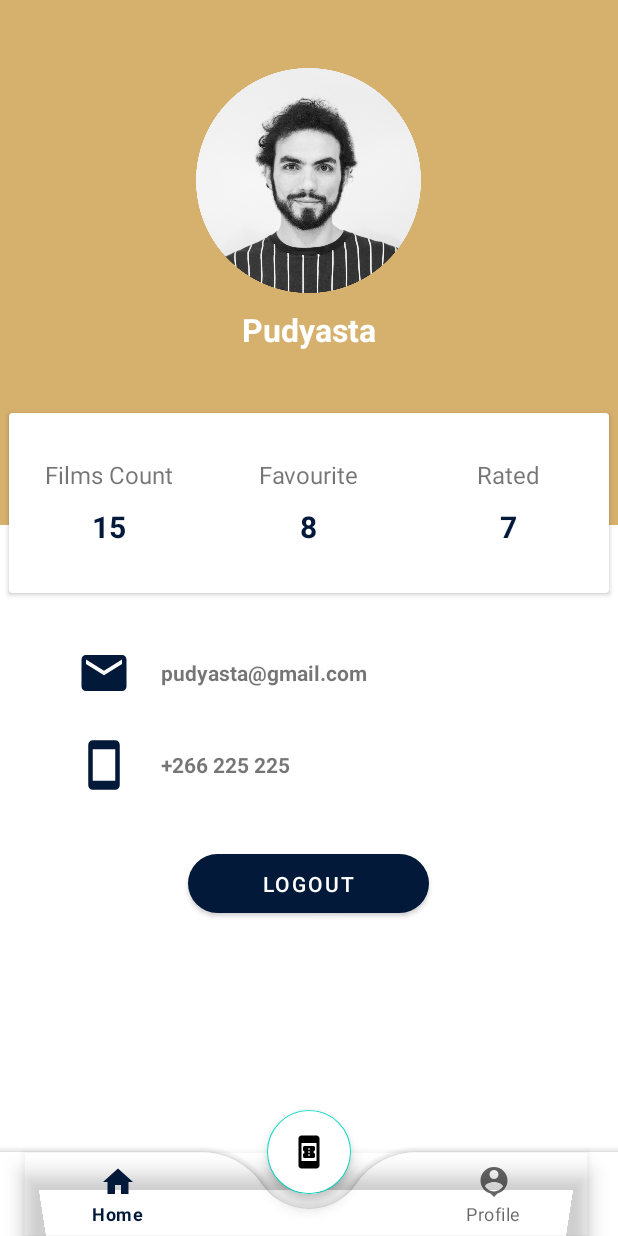
After one commit to pudyasta/avengers-movie, an Android app: the fragment ProfileFragment placed in its activity, on a phone screen of 412 x 824 dp. The commit adds this screen. Run offline under Robolectric (Android 15) with nearby library versions, the phone set to English and light mode, and no system bars; 1 statement that could not run was skipped.

Commit message:
feat(bottom nav)

```diff
--- a/app/src/main/AndroidManifest.xml
+++ b/app/src/main/AndroidManifest.xml
@@ -11,6 +11,9 @@
         android:supportsRtl="true"
         android:theme="@style/Theme.Uts"
         tools:targetApi="31">
+        <activity
+            android:name=".ReservedActivity"
+            android:exported="false" />
         <activity
             android:name=".ResultActivity"
             android:exported="false" />
@@ -31,6 +34,7 @@
             android:exported="true">
             <intent-filter>
                 <action android:name="android.intent.action.MAIN" />
+
                 <category android:name="android.intent.category.LAUNCHER" />
             </intent-filter>
         </activity>
--- /dev/null
+++ b/app/src/main/java/com/example/uts/ProfileFragment.kt
@@ -0,0 +1,77 @@
+package com.example.uts
+
+import android.content.Context
+import android.content.Intent
+import android.content.SharedPreferences
+import android.os.Bundle
+import android.view.LayoutInflater
+import android.view.View
+import android.view.ViewGroup
+import androidx.fragment.app.Fragment
+import com.example.uts.databinding.FragmentProfileBinding
+
+// TODO: Rename parameter arguments, choose names that match
+// the fragment initialization parameters, e.g. ARG_ITEM_NUMBER
+private const val ARG_PARAM1 = "param1"
+private const val ARG_PARAM2 = "param2"
+
+/**
+ * A simple [Fragment] subclass.
+ * Use the [ProfileFragment.newInstance] factory method to
+ * create an instance of this fragment.
+ */
+class ProfileFragment : Fragment() {
+    // TODO: Rename and change types of parameters
+    private var param1: String? = null
+    private var param2: String? = null
+
+    override fun onCreate(savedInstanceState: Bundle?) {
+        super.onCreate(savedInstanceState)
+        arguments?.let {
+            param1 = it.getString(ARG_PARAM1)
+            param2 = it.getString(ARG_PARAM2)
+        }
+    }
+
+    override fun onCreateView(
+        inflater: LayoutInflater, container: ViewGroup?,
+        savedInstanceState: Bundle?
+    ): View {
+        val binding = FragmentProfileBinding.inflate(inflater, container, false)
+        val view= binding.root
+
+        with(binding) {
+            logoutBtn.setOnClickListener {
+                val sharedPreferences: SharedPreferences = requireActivity().getSharedPreferences("shared", Context.MODE_PRIVATE)
+                sharedPreferences.edit().clear().apply()
+
+                val intent = Intent(requireContext(), LoginActivity::class.java)
+                intent.addFlags(Intent.FLAG_ACTIVITY_CLEAR_TOP or Intent.FLAG_ACTIVITY_NEW_TASK)
+                startActivity(intent)
+                requireActivity().finish()
+            }
+        }
+
+        return view
+    }
+
+    companion object {
+        /**
+         * Use this factory method to create a new instance of
+         * this fragment using the provided parameters.
+         *
+         * @param param1 Parameter 1.
+         * @param param2 Parameter 2.
+         * @return A new instance of fragment ProfileFragment.
+         */
+        // TODO: Rename and change types and number of parameters
+        @JvmStatic
+        fun newInstance(param1: String, param2: String) =
+            ProfileFragment().apply {
+                arguments = Bundle().apply {
+                    putString(ARG_PARAM1, param1)
+                    putString(ARG_PARAM2, param2)
+                }
+            }
+    }
+}
--- /dev/null
+++ b/app/src/main/res/drawable/baseline_book_online_24.xml
@@ -0,0 +1,5 @@
+<vector android:height="24dp" android:tint="#D6B06D"
+    android:viewportHeight="24" android:viewportWidth="24"
+    android:width="24dp" xmlns:android="http://schemas.android.com/apk/res/android">
+    <path android:fillColor="@android:color/white" android:pathData="M17,1H7C5.9,1 5,1.9 5,3v18c0,1.1 0.9,2 2,2h10c1.1,0 2,-0.9 2,-2V3C19,1.9 18.1,1 17,1zM7,18V6h10v12H7zM16,11V9.14C16,8.51 15.55,8 15,8H9C8.45,8 8,8.51 8,9.14l0,1.96c0.55,0 1,0.45 1,1c0,0.55 -0.45,1 -1,1l0,1.76C8,15.49 8.45,16 9,16h6c0.55,0 1,-0.51 1,-1.14V13c-0.55,0 -1,-0.45 -1,-1C15,11.45 15.45,11 16,11zM12.5,14.5h-1v-1h1V14.5zM12.5,12.5h-1v-1h1V12.5zM12.5,10.5h-1v-1h1V10.5z"/>
+</vector>
--- /dev/null
+++ b/app/src/main/res/drawable/baseline_email_24.xml
@@ -0,0 +1,5 @@
+<vector android:height="24dp" android:tint="#021939"
+    android:viewportHeight="24" android:viewportWidth="24"
+    android:width="24dp" xmlns:android="http://schemas.android.com/apk/res/android">
+    <path android:fillColor="@android:color/white" android:pathData="M20,4L4,4c-1.1,0 -1.99,0.9 -1.99,2L2,18c0,1.1 0.9,2 2,2h16c1.1,0 2,-0.9 2,-2L22,6c0,-1.1 -0.9,-2 -2,-2zM20,8l-8,5 -8,-5L4,6l8,5 8,-5v2z"/>
+</vector>
--- /dev/null
+++ b/app/src/main/res/drawable/baseline_home_24.xml
@@ -0,0 +1,5 @@
+<vector android:height="24dp" android:tint="#021939"
+    android:viewportHeight="24" android:viewportWidth="24"
+    android:width="24dp" xmlns:android="http://schemas.android.com/apk/res/android">
+    <path android:fillColor="@android:color/white" android:pathData="M10,20v-6h4v6h5v-8h3L12,3 2,12h3v8z"/>
+</vector>
--- /dev/null
+++ b/app/src/main/res/drawable/baseline_person_pin_24.xml
@@ -0,0 +1,5 @@
+<vector android:height="24dp" android:tint="#021939"
+    android:viewportHeight="24" android:viewportWidth="24"
+    android:width="24dp" xmlns:android="http://schemas.android.com/apk/res/android">
+    <path android:fillColor="@android:color/white" android:pathData="M12,2c-4.97,0 -9,4.03 -9,9 0,4.17 2.84,7.67 6.69,8.69L12,22l2.31,-2.31C18.16,18.67 21,15.17 21,11c0,-4.97 -4.03,-9 -9,-9zM12,4c1.66,0 3,1.34 3,3s-1.34,3 -3,3 -3,-1.34 -3,-3 1.34,-3 3,-3zM12,18.3c-2.5,0 -4.71,-1.28 -6,-3.22 0.03,-1.99 4,-3.08 6,-3.08 1.99,0 5.97,1.09 6,3.08 -1.29,1.94 -3.5,3.22 -6,3.22z"/>
+</vector>
--- /dev/null
+++ b/app/src/main/res/drawable/baseline_smartphone_24.xml
@@ -0,0 +1,5 @@
+<vector android:height="24dp" android:tint="#021939"
+    android:viewportHeight="24" android:viewportWidth="24"
+    android:width="24dp" xmlns:android="http://schemas.android.com/apk/res/android">
+    <path android:fillColor="@android:color/white" android:pathData="M17,1.01L7,1c-1.1,0 -2,0.9 -2,2v18c0,1.1 0.9,2 2,2h10c1.1,0 2,-0.9 2,-2V3c0,-1.1 -0.9,-1.99 -2,-1.99zM17,19H7V5h10v14z"/>
+</vector>
--- a/app/src/main/res/layout/activity_login.xml
+++ b/app/src/main/res/layout/activity_login.xml
@@ -27,7 +27,7 @@
             android:textColor="@color/black"
             android:textSize="28sp"/>
 
-        <TextView
+       <TextView
            android:id="@+id/login_desc_text"
            android:layout_width="wrap_content"
            android:layout_height="wrap_content"
--- a/app/src/main/res/layout/activity_main.xml
+++ b/app/src/main/res/layout/activity_main.xml
@@ -1,53 +1,45 @@
 <?xml version="1.0" encoding="utf-8"?>
-<ScrollView
+<androidx.coordinatorlayout.widget.CoordinatorLayout
     android:layout_width="match_parent"
-    android:layout_height="wrap_content"
+    android:layout_height="match_parent"
     xmlns:android="http://schemas.android.com/apk/res/android"
     xmlns:app="http://schemas.android.com/apk/res-auto"
     xmlns:tools="http://schemas.android.com/tools"
     tools:context=".MainActivity">
-<androidx.constraintlayout.widget.ConstraintLayout
+
+    <FrameLayout
+        android:id="@+id/flFragment"
         android:layout_width="match_parent"
         android:layout_height="match_parent"
-    android:padding="20dp"
+        app:layout_constraintBottom_toTopOf="@+id/bottomNav"
+        app:layout_constraintEnd_toEndOf="parent"
+        app:layout_constraintHorizontal_bias="0.5"
+        app:layout_constraintStart_toStartOf="parent"
+        app:layout_constraintTop_toTopOf="parent" />
+
+    <com.google.android.material.bottomappbar.BottomAppBar
+        android:id="@+id/appBar"
+        android:layout_width="match_parent"
+        android:layout_height="wrap_content"
+        android:layout_gravity="bottom"
+        app:fabCradleMargin="10dp"
+        app:fabCradleRoundedCornerRadius="50dp"
+        android:background="@color/white"
         >
-    <TextView
-        android:id="@+id/hello"
+        <com.google.android.material.bottomnavigation.BottomNavigationView
+            android:id="@+id/bottomNav"
             android:layout_width="wrap_content"
             android:layout_height="wrap_content"
-        android:text="Welcome, "
-        android:textColor="@color/black"
-        app:layout_constraintStart_toStartOf="parent"
-        app:layout_constraintTop_toTopOf="parent" />
-    <TextView
-        android:id="@+id/name"
-        android:layout_width="wrap_content"
-        android:textColor="@color/black"
-        android:layout_height="wrap_content"
-        android:text="Hello World!"
-        android:textSize="18sp"
-        app:layout_constraintStart_toStartOf="parent"
-        app:layout_constraintTop_toBottomOf="@id/hello" />
+            app:menu="@menu/bottom_menu"
+            android:layout_marginEnd="20dp"
+            android:background="@color/transparent"/>
+    </com.google.android.material.bottomappbar.BottomAppBar>
 
-    <TextView
-        android:id="@+id/trending"
+    <com.google.android.material.floatingactionbutton.FloatingActionButton
+        android:id="@+id/floatBar"
         android:layout_width="wrap_content"
         android:layout_height="wrap_content"
-        android:text="Trending Movie"
-        android:textColor="@color/dark_blue"
-        android:textSize="20sp"
-        android:textStyle="bold"
-        android:layout_marginVertical="10dp"
-        app:layout_constraintStart_toStartOf="parent"
-        app:layout_constraintTop_toBottomOf="@id/name" />
-
-
-    <androidx.recyclerview.widget.RecyclerView
-        android:layout_marginVertical="10dp"
-        android:id="@+id/recycler"
-        android:layout_width="match_parent"
-        android:layout_height="wrap_content"
-        app:layout_constraintStart_toStartOf="parent"
-        app:layout_constraintTop_toBottomOf="@id/trending"/>
-</androidx.constraintlayout.widget.ConstraintLayout>
-</ScrollView>
+        android:src="@drawable/baseline_book_online_24"
+        android:backgroundTint="@color/white"
+        app:layout_anchor="@id/appBar"/>
+</androidx.coordinatorlayout.widget.CoordinatorLayout>
--- /dev/null
+++ b/app/src/main/res/layout/fragment_profile.xml
@@ -0,0 +1,168 @@
+<?xml version="1.0" encoding="utf-8"?>
+<LinearLayout xmlns:android="http://schemas.android.com/apk/res/android"
+    xmlns:app="http://schemas.android.com/apk/res-auto"
+    android:layout_width="match_parent"
+    android:layout_height="match_parent"
+    android:orientation="vertical">
+    <RelativeLayout
+        android:layout_width="match_parent"
+        android:layout_height="405dp">
+        <LinearLayout
+            android:background="@color/gold"
+            android:layout_width="match_parent"
+            android:layout_height="350dp"
+            android:orientation="vertical">
+            <ImageView
+                android:layout_marginTop="45dp"
+                android:layout_gravity="center_horizontal"
+                android:layout_width="150dp"
+                android:layout_height="150dp"
+                android:src="@drawable/profile"/>
+            <TextView
+                android:layout_marginTop="10dp"
+                android:layout_gravity="center_horizontal"
+                android:layout_width="wrap_content"
+                android:layout_height="wrap_content"
+                android:text="Pudyasta"
+                android:textColor="#fff"
+                android:textStyle="bold"
+                android:textSize="21sp"/>
+        </LinearLayout>
+        <androidx.cardview.widget.CardView
+            android:layout_width="400dp"
+            android:layout_height="120dp"
+            android:layout_centerHorizontal="true"
+            android:layout_marginTop="275dp">
+            <LinearLayout
+                android:layout_width="match_parent"
+                android:layout_height="match_parent"
+                android:orientation="horizontal"
+                android:weightSum="3">
+                <LinearLayout
+                    android:gravity="center"
+                    android:orientation="vertical"
+                    android:layout_width="0dp"
+                    android:layout_weight="1"
+                    android:layout_height="match_parent">
+                    <TextView
+                        android:layout_width="wrap_content"
+                        android:layout_height="wrap_content"
+                        android:text="@string/films_count"
+                        android:textSize="16sp"
+                        />
+                    <TextView
+                        android:layout_width="wrap_content"
+                        android:layout_height="wrap_content"
+                        android:text="15"
+                        android:textStyle="bold"
+                        android:textSize="20sp"
+                        android:paddingTop="10dp"
+                        android:textColor="@color/dark_blue"/>
+
+                </LinearLayout>
+                <LinearLayout
+                    android:gravity="center"
+                    android:orientation="vertical"
+                    android:layout_width="0dp"
+                    android:layout_weight="1"
+                    android:layout_height="match_parent">
+                    <TextView
+                        android:layout_width="wrap_content"
+                        android:layout_height="wrap_content"
+                        android:text="Favourite"
+                        android:textSize="16sp"
+                        />
+                    <TextView
+                        android:layout_width="wrap_content"
+                        android:layout_height="wrap_content"
+                        android:text="8"
+                        android:textStyle="bold"
+                        android:textSize="20sp"
+                        android:paddingTop="10dp"
+                        android:textColor="@color/dark_blue"/>
+
+                </LinearLayout>
+                <LinearLayout
+                    android:gravity="center"
+                    android:orientation="vertical"
+                    android:layout_width="0dp"
+                    android:layout_weight="1"
+                    android:layout_height="match_parent">
+                    <TextView
+                        android:layout_width="wrap_content"
+                        android:layout_height="wrap_content"
+                        android:text="Rated"
+                        android:textSize="16sp"
+                        />
+                    <TextView
+                        android:layout_width="wrap_content"
+                        android:layout_height="wrap_content"
+                        android:text="7"
+                        android:textStyle="bold"
+                        android:textSize="20sp"
+                        android:paddingTop="10dp"
+                        android:textColor="@color/dark_blue"/>
+
+                </LinearLayout>
+            </LinearLayout>
+
+        </androidx.cardview.widget.CardView>
+    </RelativeLayout>
+
+    <LinearLayout
+        android:layout_width="360dp"
+        android:layout_height="wrap_content"
+        android:orientation="vertical"
+        android:layout_gravity="center"
+        android:layout_marginTop="25dp">
+        <LinearLayout
+            android:orientation="horizontal"
+            android:paddingLeft="25dp"
+            android:layout_width="match_parent"
+            android:layout_height="wrap_content">
+            <ImageView
+                android:layout_width="36dp"
+                android:layout_height="36dp"
+                android:src="@drawable/baseline_email_24"/>
+            <TextView
+                android:textStyle="bold"
+                android:layout_gravity="center_vertical"
+                android:layout_width="wrap_content"
+                android:layout_height="wrap_content"
+                android:paddingLeft="20dp"
+                android:text="pudyasta@gmail.com"/>
+        </LinearLayout>
+        <LinearLayout
+            android:layout_marginTop="25dp"
+            android:orientation="horizontal"
+            android:paddingLeft="25dp"
+            android:layout_width="match_parent"
+            android:layout_height="wrap_content">
+            <ImageView
+                android:layout_width="36dp"
+                android:layout_height="36dp"
+                android:src="@drawable/baseline_smartphone_24"/>
+            <TextView
+                android:textStyle="bold"
+
+                android:layout_gravity="center_vertical"
+                android:layout_width="wrap_content"
+                android:layout_height="wrap_content"
+                android:paddingLeft="20dp"
+                android:text="+266 225 225"/>
+        </LinearLayout>
+    </LinearLayout>
+
+    <Button
+        android:id="@+id/logoutBtn"
+        android:textColor="#fff"
+        android:layout_marginTop="35dp"
+        android:layout_gravity="center_horizontal"
+        android:layout_width="wrap_content"
+        android:paddingVertical="10dp"
+        android:paddingHorizontal="50dp"
+        android:layout_height="wrap_content"
+        app:cornerRadius="80dp"
+        android:text="Logout"/>
+
+</LinearLayout>
--- /dev/null
+++ b/app/src/main/res/menu/bottom_menu.xml
@@ -0,0 +1,17 @@
+<?xml version="1.0" encoding="utf-8"?>
+<menu xmlns:android="http://schemas.android.com/apk/res/android">
+    <item
+        android:id="@+id/home"
+        android:enabled="true"
+        android:icon="@drawable/baseline_home_24"
+        android:title="Home"/>
+    <item
+        android:id="@+id/booked"
+        android:enabled="false"
+        android:title=""/>
+    <item
+        android:id="@+id/profile"
+        android:enabled="true"
+        android:icon="@drawable/baseline_person_pin_24"
+        android:title="Profile"/>
+</menu>
--- a/app/src/main/res/values/colors.xml
+++ b/app/src/main/res/values/colors.xml
@@ -7,7 +7,7 @@
     <color name="teal_700">#FF018786</color>
     <color name="black">#FF000000</color>
     <color name="white">#FFFFFFFF</color>
-
     <color name="dark_blue">#FF021939</color>
     <color name="gold">#FFD6B06D</color>
+    <color name="transparent">#00D6B06D</color>
 </resources>
--- a/app/src/main/res/values/strings.xml
+++ b/app/src/main/res/values/strings.xml
@@ -1,5 +1,5 @@
 <resources>
-    <string name="app_name">uts</string>
+    <string name="app_name">Avengers Movie</string>
     <string name="pesan_tiket_dekat_dan_mudah_dengan_sekali_klik">Pesan tiket dekat dan mudah dengan sekali klik</string>
     <string name="selamat_datang">Selamat Datang</string>
     <string name="username">Username</string>
@@ -18,4 +18,7 @@
     <string name="tab_text_2">Tab 2</string>
     <string name="bioskop">Bioskop</string>
     <string name="tambah_payment_method">Tambah Payment Method</string>
+    <!-- TODO: Remove or change this placeholder text -->
+    <string name="hello_blank_fragment">Hello blank fragment</string>
+    <string name="films_count">Films Count</string>
 </resources>
```
Also changed, not shown: app/src/main/java/com/example/uts/HomeFragment.kt (added, +109 -0 lines), app/src/main/java/com/example/uts/MainActivity.kt (+29 -42 lines), app/src/main/java/com/example/uts/ReservedActivity.kt (added, +12 -0 lines), app/src/main/res/layout/activity_reserved.xml (added, +110 -0 lines), app/src/main/res/layout/fragment_home.xml (added, +60 -0 lines), app/src/main/res/drawable/profile.png (added). Lines whose indentation alone changed are shown as unchanged.
